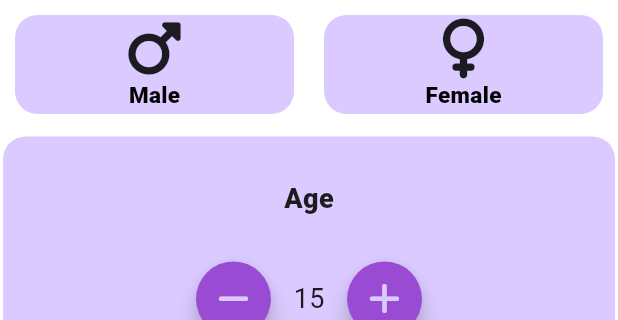
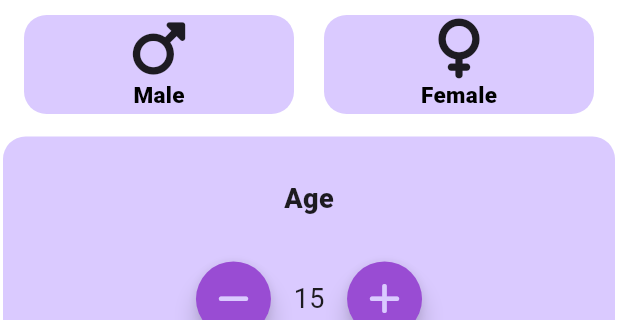
Before and after one commit to zykuriku/COB, a Flutter app: the InputPage screen opened directly, on a phone screen of 412 x 824 dp, the part 84-404 px from its top. Run offline on Flutter 3.47's test engine with Material 3 defaults, Android fonts, the phone set to English and light mode, and no system bars; our stand-ins replace firebase_auth, firebase_core, font_awesome_flutter; missing offline and left inert: animated_weight_picker; accounts and stored records are empty.

Commit message:
commit 4

```diff
--- a/lib/big_card.dart
+++ b/lib/big_card.dart
@@ -8,7 +8,7 @@ class BigCard extends StatelessWidget {
   Widget build(BuildContext context) {
     return Container(
       child: bchild,
-      height: 150.0,
+      height: 50.0,
       width: 180.0,
       margin: EdgeInsets.symmetric(horizontal: 2.0, vertical: 5.0),
       decoration: BoxDecoration(
--- a/lib/input_page.dart
+++ b/lib/input_page.dart
@@ -48,7 +48,6 @@ class _InputPageState extends State<InputPage> {
   Widget build(BuildContext context) {
     return Scaffold(
         appBar: AppBar(
-          // titleSpacing: 10.0,
           centerTitle: true,
           title: Text('BMI CALCULATOR'),
         ),
@@ -58,21 +57,18 @@ class _InputPageState extends State<InputPage> {
             children: [
               Expanded(
                 child: Row(
+                  mainAxisAlignment: MainAxisAlignment.center,
                   children: [
-                    Expanded(
-                      child: SmallCard(
+                    SmallCard(
                       onPress: () {
                         setState(() {
                           selectedGender = Genderr.male;
                         });
                       },
-                        colour:
-                            selectedGender == Genderr.male ? color2 : color1,
+                      colour: selectedGender == Genderr.male ? color2 : color1,
                       schild: Gender(iconn: FontAwesomeIcons.mars, t: 'Male'),
                     ),
-                    ),
-                    Expanded(
-                      child: SmallCard(
+                    SmallCard(
                       onPress: () {
                         setState(() {
                           selectedGender = Genderr.female;
@@ -82,7 +78,6 @@ class _InputPageState extends State<InputPage> {
                           selectedGender == Genderr.female ? color2 : color1,
                       schild:
                           Gender(iconn: FontAwesomeIcons.venus, t: 'Female'),
-                      ),
                     ),
                   ],
                 ),
@@ -98,7 +93,8 @@ class _InputPageState extends State<InputPage> {
                               child: Text(
                                 'Age',
                                 style: TextStyle(
-                                  fontSize: 18.0, fontWeight: FontWeight.w800),
+                                    fontSize: 18.0,
+                                    fontWeight: FontWeight.w800),
                               ),
                             ),
                             Row(
@@ -133,7 +129,8 @@ class _InputPageState extends State<InputPage> {
                               ],
                             )
                           ],
-                      )),
+                        ),
+                      ),
                       colour: color1)),
               Expanded(
                   flex: 2,
@@ -178,7 +175,8 @@ class _InputPageState extends State<InputPage> {
                               thumbColor: Color(0xFF994CD3),
                             )
                           ],
-                      )),
+                        ),
+                      ),
                       colour: color1)),
               Expanded(
                   flex: 3,
--- a/lib/small_card.dart
+++ b/lib/small_card.dart
@@ -13,7 +13,7 @@ class SmallCard extends StatelessWidget {
       child: Container(
         child: schild,
         height: 120.0,
-        width: 100.0,
+        width: 180.0,
         margin: EdgeInsets.all(10.0),
         decoration: BoxDecoration(
           borderRadius: BorderRadius.circular(15.0),
```
Lines whose indentation alone changed are shown as unchanged.
